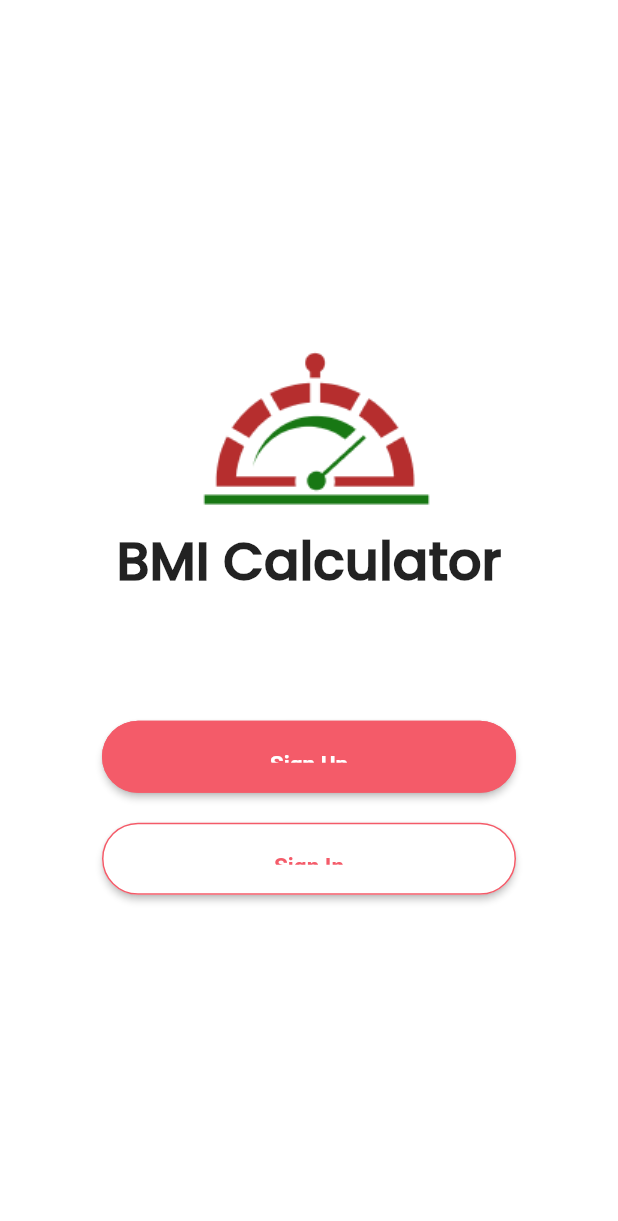
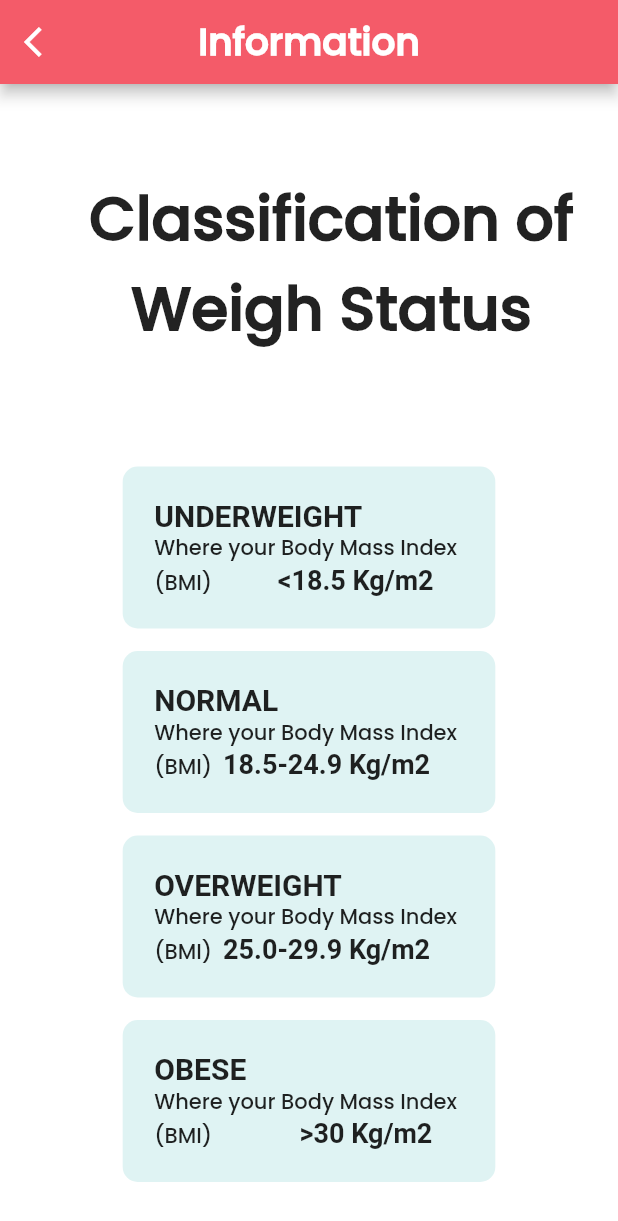
Before and after one commit to AttaRezi/Tubes_provis, a Flutter app: the HomePage screen opened by its route, in the side drawer, after a tap on "Information", on a phone screen of 412 x 824 dp. Shown: the top 1221 px of the screen. Run offline on Flutter 3.47's test engine with Material 2 defaults, Android fonts, the light colour scheme and no system bars; network calls fail.

Commit message:
add info page

```diff
--- a/tubes_provis/lib/Screens/AboutPage/main.dart
+++ b/tubes_provis/lib/Screens/AboutPage/main.dart
@@ -14,7 +14,7 @@ class MyApp extends StatelessWidget {
   Widget build(BuildContext context) {
     return MaterialApp(
       debugShowCheckedModeBanner: false,
-      title: 'Flutter Demo',
+      title: 'Tubes Provis',
       theme: ThemeData(
         fontFamily: 'Poppins',
         primaryColor: kPink,
--- a/tubes_provis/lib/Screens/HomePage/HomePageComponent.dart
+++ b/tubes_provis/lib/Screens/HomePage/HomePageComponent.dart
@@ -1,6 +1,5 @@
 import 'package:flutter/material.dart';
 import 'package:tubes_provis/constants.dart';
-
 
 class HomePage extends StatelessWidget {
   @override
@@ -49,7 +48,7 @@ class HomePage extends StatelessWidget {
             ListTile(
                 leading: const Icon(Icons.text_snippet_outlined),
                 title: Text("Information"),
-                onTap: (){Navigator.of(context).pushNamed("/");}
+                onTap: (){Navigator.of(context).pushNamed("/info");}
             ),
             ListTile(
                 leading: const Icon(Icons.article_sharp),
--- /dev/null
+++ b/tubes_provis/lib/Screens/InfoPage/InfoPageComponent.dart
@@ -0,0 +1,160 @@
+import 'package:flutter/material.dart';
+import 'package:tubes_provis/constants.dart';
+
+class InfoPage extends StatelessWidget {
+
+  @override
+  Widget build(BuildContext context) {
+    Size size = MediaQuery.of(context).size;
+
+    return Scaffold(
+        appBar: AppBar(
+          title: const Text(
+              "Information",
+              style: TextStyle(fontWeight: FontWeight.bold, fontSize: 25),
+              textAlign: TextAlign.center,
+          ),
+          centerTitle: true,
+          backgroundColor: kPink,
+            leading: IconButton(
+              onPressed: (){
+                Navigator.pop(context);
+              },
+              icon:Icon(Icons.arrow_back_ios),
+            )
+        ),
+        body: Container(
+          child: SingleChildScrollView(
+            child: Column(
+              mainAxisAlignment: MainAxisAlignment.center,
+              children: [
+                Padding(
+                  padding: const EdgeInsets.only(left: 50.0, top: 60.0, right: 20.0, bottom: 0),
+                  child: Text(
+                    "Classification of\nWeigh Status",
+                    style: TextStyle(fontWeight: FontWeight.bold, fontSize: 40),
+                    textAlign: TextAlign.center,
+                  ),
+                ),
+                Align(
+                  alignment: Alignment.center,
+                ),
+                SizedBox(height: 40),
+                Container(
+                  width: MediaQuery.of(context).size.width * 0.7,
+
+                  child: Padding(
+                    padding: EdgeInsets.all(20),
+                    child: Column(
+                      children: [
+                        const SizedBox(height: 15,),
+                        Container(
+                            decoration: BoxDecoration(
+                                color: const Color(0xffdff3f3),
+                                borderRadius: BorderRadius.circular(10),
+                                border: Border.all(color: Colors.transparent)
+                            ),
+                            padding: EdgeInsets.all(20),
+                            child:
+                              Text.rich(
+                                TextSpan(
+                                  children: [
+                                    TextSpan(text: 'UNDERWEIGHT',
+                                        style: TextStyle(
+                                            fontSize: 20,
+                                            fontWeight: FontWeight.bold)),
+                                    TextSpan(text: '\n'),
+                                    TextSpan(text: 'Where your Body Mass Index (BMI)            '),
+                                    TextSpan(text: '<18.5 Kg/m2', style: TextStyle(
+                                        fontSize: 18,
+                                        fontWeight: FontWeight.bold))
+                                  ]
+                                )
+                              ),
+                        ),
+                        const SizedBox(height: 15,),
+                        Container(
+                          decoration: BoxDecoration(
+                              color: const Color(0xffdff3f3),
+                              borderRadius: BorderRadius.circular(10),
+                              border: Border.all(color: Colors.transparent)
+                          ),
+                          padding: EdgeInsets.all(20),
+                          child:
+                          Text.rich(
+                              TextSpan(
+                                  children: [
+                                    TextSpan(text: 'NORMAL',
+                                        style: TextStyle(
+                                            fontSize: 20,
+                                            fontWeight: FontWeight.bold)),
+                                    TextSpan(text: '\n'),
+                                    TextSpan(text: 'Where your Body Mass Index (BMI)  '),
+                                    TextSpan(text: '18.5-24.9 Kg/m2', style: TextStyle(
+                                        fontSize: 18,
+                                        fontWeight: FontWeight.bold))
+                                  ]
+                              )
+                          ),
+                        ),
+                        const SizedBox(height: 15,),
+                        Container(
+                          decoration: BoxDecoration(
+                              color: const Color(0xffdff3f3),
+                              borderRadius: BorderRadius.circular(10),
+                              border: Border.all(color: Colors.transparent)
+                          ),
+                          padding: EdgeInsets.all(20),
+                          child:
+                          Text.rich(
+                              TextSpan(
+                                  children: [
+                                    TextSpan(text: 'OVERWEIGHT',
+                                        style: TextStyle(
+                                            fontSize: 20,
+                                            fontWeight: FontWeight.bold)),
+                                    TextSpan(text: '\n'),
+                                    TextSpan(text: 'Where your Body Mass Index (BMI)  '),
+                                    TextSpan(text: '25.0-29.9 Kg/m2', style: TextStyle(
+                                        fontSize: 18,
+                                        fontWeight: FontWeight.bold))
+                                  ]
+                              )
+                          ),
+                        ),
+                        const SizedBox(height: 15,),
+                        Container(
+                          decoration: BoxDecoration(
+                              color: const Color(0xffdff3f3),
+                              borderRadius: BorderRadius.circular(10),
+                              border: Border.all(color: Colors.transparent)
+                          ),
+                          padding: EdgeInsets.all(20),
+                          child:
+                          Text.rich(
+                              TextSpan(
+                                  children: [
+                                    TextSpan(text: 'OBESE',
+                                        style: TextStyle(
+                                            fontSize: 20,
+                                            fontWeight: FontWeight.bold)),
+                                    TextSpan(text: '\n'),
+                                    TextSpan(text: 'Where your Body Mass Index (BMI)                '),
+                                    TextSpan(text: '>30 Kg/m2', style: TextStyle(
+                                        fontSize: 18,
+                                        fontWeight: FontWeight.bold))
+                                  ]
+                              )
+                          ),
+                        ),
+                      ],
+                    )
+                  ),
+                )
+              ],
+            ),
+          ),
+        )
+    );
+  }
+}
--- a/tubes_provis/lib/main.dart
+++ b/tubes_provis/lib/main.dart
@@ -6,7 +6,7 @@ import 'package:tubes_provis/Screens/LandingPage/LandingPageComponent.dart';
 import 'package:tubes_provis/Screens/HomePage/HomePageComponent.dart';
 import 'package:tubes_provis/Screens/AboutPage/body_about.dart';
 import 'package:tubes_provis/Screens/AboutPage/about_page.dart';
-
+import 'package:tubes_provis/Screens/InfoPage/InfoPageComponent.dart';
 
 void main() {
   runApp(const MyApp());
@@ -32,6 +32,7 @@ class MyApp extends StatelessWidget {
         '/' : (context) => MyHomePage(),
         '/about' : (context) => AboutPage(),
         '/home' : (contex) => HomePage(),
+        '/info' : (contex) => InfoPage(),
       },
     );
   }
```
